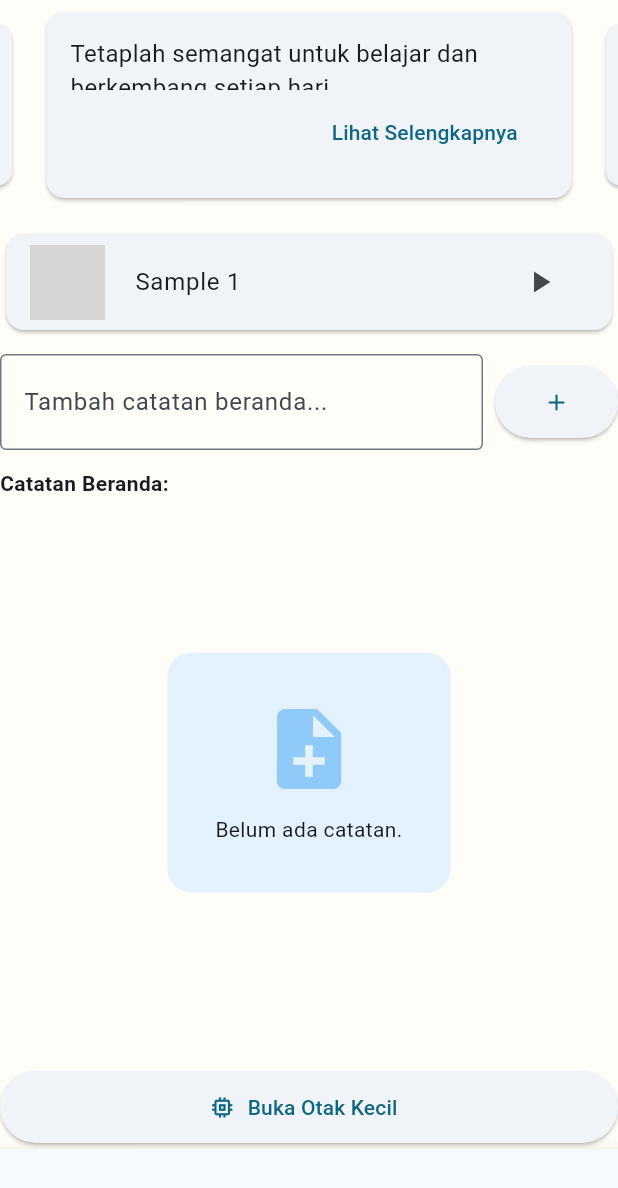
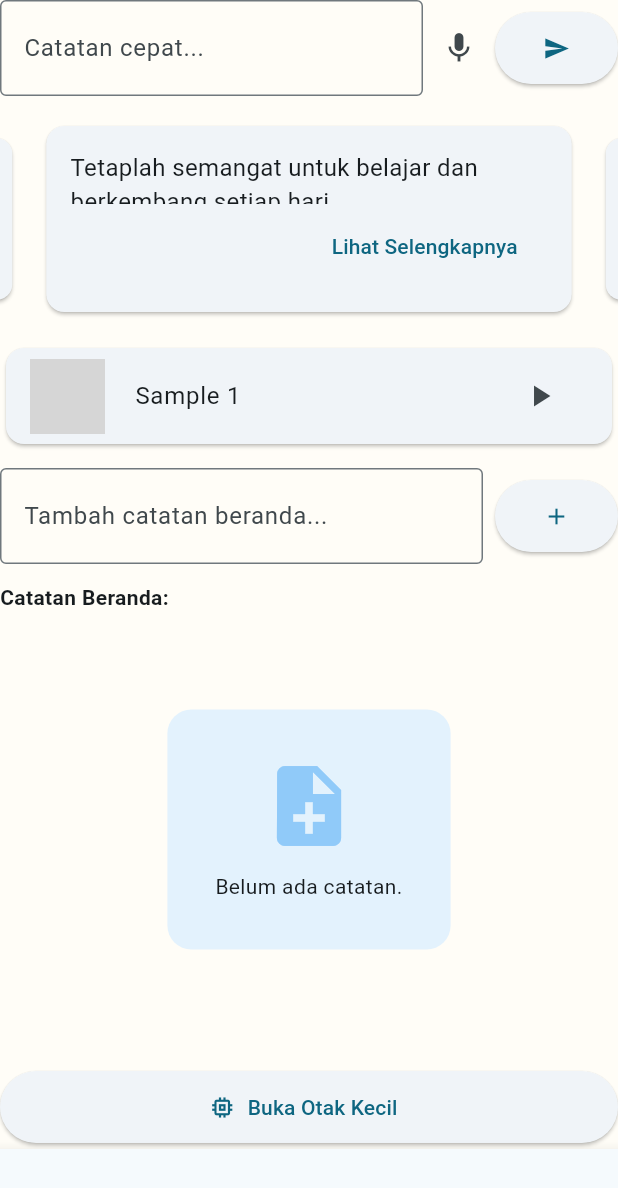
Before and after one commit to tanerizawa/dr_tan, a Flutter app: the MainPage screen opened directly, on a phone screen of 412 x 824 dp. Shown: the top 1188 px of the screen. Run offline on Flutter 3.47's test engine with Material 3 defaults, Android fonts, the phone set to English and light mode, and no system bars; drawn by our look-alikes of carousel_slider; our stand-ins replace hive, just_audio, speech_to_text; accounts and stored records are empty; network calls fail; grey boxes are pictures that could not be loaded.

Commit message:
Add QuickJournalWidget with speech input

```diff
--- a/lib/features/beranda/beranda_widget.dart
+++ b/lib/features/beranda/beranda_widget.dart
@@ -6,6 +6,7 @@ import 'beranda_form.dart';
 import '../../core/common/pastel_empty_state.dart';
 import 'music_widget.dart';
 import 'article_quote_carousel.dart';
+import 'quick_journal_widget.dart';
 
 class BerandaWidget extends StatelessWidget {
   const BerandaWidget({super.key});
@@ -16,6 +17,8 @@ class BerandaWidget extends StatelessWidget {
     return Column(
       crossAxisAlignment: CrossAxisAlignment.stretch,
       children: [
+        QuickJournalWidget(onSubmit: provider.addNote),
+        const SizedBox(height: 12),
         const ArticleQuoteCarousel(),
         const SizedBox(height: 12),
         const MusicWidget(),
--- /dev/null
+++ b/lib/features/beranda/quick_journal_widget.dart
@@ -0,0 +1,76 @@
+import 'package:flutter/material.dart';
+import 'package:speech_to_text/speech_to_text.dart' as stt;
+
+class QuickJournalWidget extends StatefulWidget {
+  final void Function(String) onSubmit;
+  const QuickJournalWidget({super.key, required this.onSubmit});
+
+  @override
+  State<QuickJournalWidget> createState() => _QuickJournalWidgetState();
+}
+
+class _QuickJournalWidgetState extends State<QuickJournalWidget> {
+  final TextEditingController _controller = TextEditingController();
+  final stt.SpeechToText _speech = stt.SpeechToText();
+  bool _listening = false;
+
+  Future<void> _toggleListening() async {
+    if (_listening) {
+      await _speech.stop();
+      setState(() => _listening = false);
+    } else {
+      final available = await _speech.initialize();
+      if (available) {
+        setState(() => _listening = true);
+        _speech.listen(onResult: (result) {
+          setState(() {
+            _controller.text = result.recognizedWords;
+            _controller.selection = TextSelection.fromPosition(
+              TextPosition(offset: _controller.text.length),
+            );
+          });
+        });
+      }
+    }
+  }
+
+  void _submit() {
+    if (_controller.text.trim().isNotEmpty) {
+      widget.onSubmit(_controller.text.trim());
+      _controller.clear();
+    }
+  }
+
+  @override
+  void dispose() {
+    _speech.stop();
+    _controller.dispose();
+    super.dispose();
+  }
+
+  @override
+  Widget build(BuildContext context) {
+    return Row(
+      children: [
+        Expanded(
+          child: TextField(
+            controller: _controller,
+            decoration: const InputDecoration(
+              labelText: 'Catatan cepat...',
+              border: OutlineInputBorder(),
+            ),
+            onSubmitted: (_) => _submit(),
+          ),
+        ),
+        IconButton(
+          icon: Icon(_listening ? Icons.mic_off : Icons.mic),
+          onPressed: _toggleListening,
+        ),
+        ElevatedButton(
+          onPressed: _submit,
+          child: const Icon(Icons.send),
+        ),
+      ],
+    );
+  }
+}
--- a/pubspec.yaml
+++ b/pubspec.yaml
@@ -13,6 +13,7 @@ dependencies:
   provider: ^6.1.5
   just_audio: ^0.9.36
   carousel_slider: ^5.1.1
+  speech_to_text: ^7.1.0
 dev_dependencies:
   flutter_test:
     sdk: flutter
```
